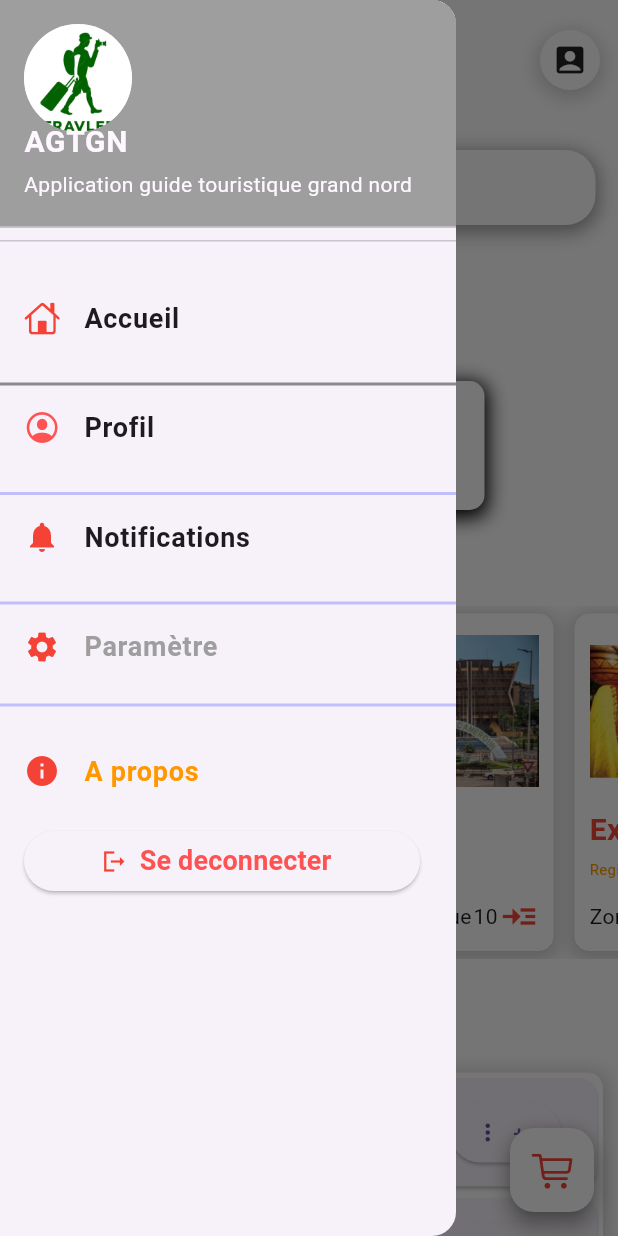
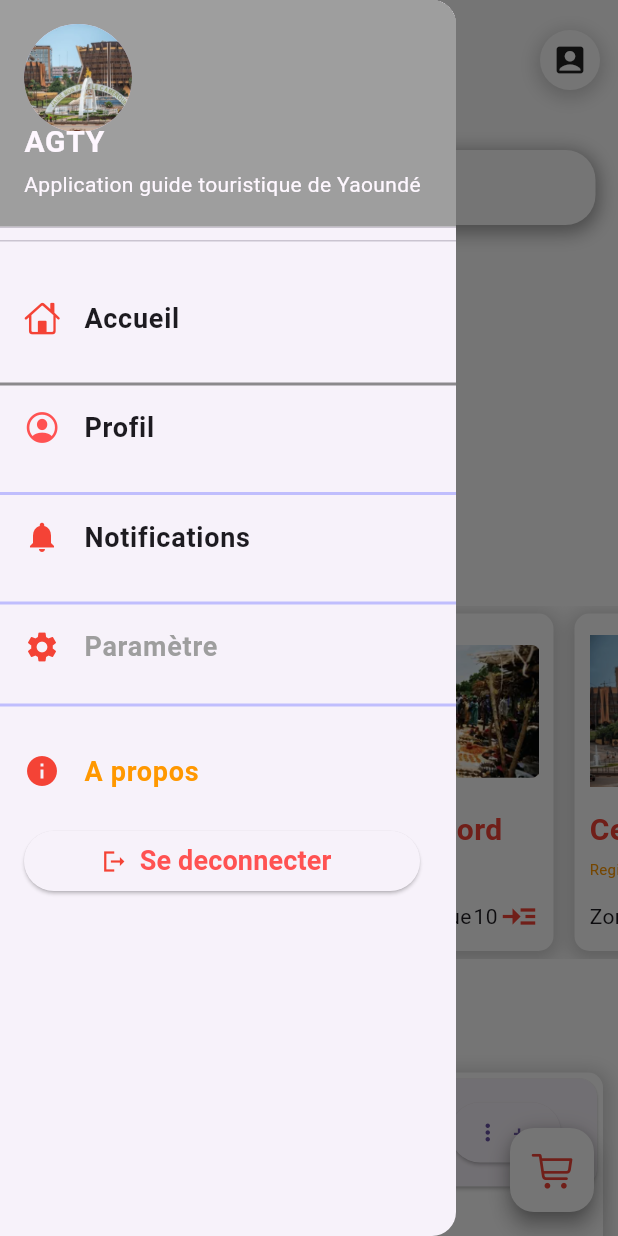
Before and after one commit to steevytiger/GTC, a Flutter app: the Accueil screen opened directly, with the side drawer open, on a phone screen of 412 x 824 dp. Run offline on Flutter 3.47's test engine with Material 3 defaults, Android fonts, the phone set to English and light mode, and no system bars; our stand-ins replace flutter_svg.

Commit message:
Initial commit

```diff
--- a/lib/Widget/DrawerWidget.dart
+++ b/lib/Widget/DrawerWidget.dart
@@ -16,10 +16,10 @@ class DrawerWidget extends StatelessWidget {
                 decoration: BoxDecoration(
                   color: Colors.grey,
                 ),
-                accountName: Text("AGTGN",style: TextStyle(fontSize: 20,fontWeight: FontWeight.bold),),
-                accountEmail: Text("Application guide touristique grand nord"),
+                accountName: Text("AGTY",style: TextStyle(fontSize: 20,fontWeight: FontWeight.bold),),
+                accountEmail: Text("Application guide touristique de Yaoundé"),
                 currentAccountPicture: CircleAvatar(
-                  backgroundImage: AssetImage("assets/images/touriste.png"),
+                  backgroundImage: AssetImage("assets/images/site/Yaounde.png"),
                 ),
               ),
           ),
--- a/lib/pages/DetailWidget.dart
+++ b/lib/pages/DetailWidget.dart
@@ -15,18 +15,14 @@ class _DetailWidgetState extends State<DetailWidget> {
   @override
   Widget build(BuildContext context) {
     final site = [
+      /*
       {
         "Nom":"Litoral",
         "Lieu":"Douala",
         "nbre":15,
         "picture":"musemaritinadouala.png",
       },
-      {
-        "Nom":"Centre",
-        "Lieu":"Yaoundé",
-        "nbre":15,
-        "picture":"Yaounde.png",
-      },
+
       {
         "Nom":"Nord",
         "Lieu":"Garoua",
@@ -75,6 +71,13 @@ class _DetailWidgetState extends State<DetailWidget> {
         "Nbre":15,
         "picture":"packwaza.png",
       },
+      */
+      {
+        "Nom":"Centre",
+        "Lieu":"Yaoundé",
+        "nbre":15,
+        "picture":"Yaounde.png",
+      },
     ];
     return SingleChildScrollView(
       child: Padding(
@@ -105,7 +108,7 @@ class _DetailWidgetState extends State<DetailWidget> {
                       final lieu = Site["Lieu"];
                       final nbre = Site["Nbre"];
                       final images = Site['picture'];
-                      String names = 'Nord';
+                      String names = 'Centre';
                       return Card(
                         child: ListTile(
                           leading:Image.asset("assets/images/site/$images"),
--- a/lib/pages/Inscrire.dart
+++ b/lib/pages/Inscrire.dart
@@ -16,7 +16,7 @@ class _InscrireState extends State<Inscrire> {
   @override
   Widget build(BuildContext context) {
     return  MaterialApp(
-      title: "Application guide touristique du grand nord",
+      title: "Application guide touristique du centre",
       debugShowCheckedModeBanner: false,
       theme: ThemeData(
           scaffoldBackgroundColor: Color(0xFFFFFFFF)
@@ -32,7 +32,7 @@ class _InscrireState extends State<Inscrire> {
               crossAxisAlignment: CrossAxisAlignment.stretch,
               children: [
                 Text(
-                  "Se Connecter",
+                  "Inscription",
                   style: TextStyle(
                     fontWeight: FontWeight.bold,
                     fontSize: 28,
--- a/lib/pages/ListeSiteWidget.dart
+++ b/lib/pages/ListeSiteWidget.dart
@@ -12,67 +12,6 @@ class ListeSiteWidget extends StatelessWidget {
       child: Row(
         children: [
 
-          // Litoral site
-          Padding(
-            padding: EdgeInsets.symmetric(horizontal: 7),
-            child: Container(
-              width: 170,
-              height: 225,
-              decoration: BoxDecoration(
-                color: Colors.white,
-                borderRadius: BorderRadius.circular(10),
-                boxShadow: [
-                  BoxShadow(
-                    color: Colors.grey.withOpacity(0.5),
-                    spreadRadius: 3,
-                    blurRadius: 10,
-                    offset: Offset(0, 3),
-                  )
-                ]
-              ),
-              child: Padding(
-                  padding: EdgeInsets.symmetric(horizontal: 10),
-                child: Column(
-                  crossAxisAlignment: CrossAxisAlignment.start,
-                  children: [
-                    Container(
-                      alignment: Alignment.center,
-                      child: Image.asset("assets/images/site/musemaritinadouala.png",
-                      height: 130,),
-                    ),
-                    Text(
-                      "Littoral",
-                      style: TextStyle(
-                          fontSize: 20,
-                           fontWeight: FontWeight.bold,
-                        color: Colors.red,
-                      ),
-                    ),
-                    SizedBox(height: 4),
-                    Text(
-                      "Musée Maritine de douala",
-                      style: TextStyle(
-                        fontSize: 10,
-                        color: Colors.orange,
-                      ),
-                    ),
-                    SizedBox(height: 12,),
-                    Row(
-                      mainAxisAlignment: MainAxisAlignment.spaceBetween,
-                        children: [
-                          Text("$place"),
-                          Text("$n"),
-                          Icon(
-                              Icons.read_more_outlined,
-                            color: Colors.red,
-                            size: 26,
-                          ),
-                        ],
-                    )
-                  ],
-                ),
-              ),
-            ),),
           // Centre site
           Padding(
             padding: EdgeInsets.symmetric(horizontal: 7),
@@ -220,11 +159,11 @@ class ListeSiteWidget extends StatelessWidget {
                   children: [
                     Container(
                       alignment: Alignment.center,
-                      child: Image.asset("assets/images/site/Rhumsiki.png",
+                      child: Image.asset("assets/images/site/Yaounde.png",
                         height: 130,),
                     ),
                     Text(
-                      "Nord cameroun",
+                      "Centre Yaoundé",
                       style: TextStyle(
                         fontSize: 20,
                         fontWeight: FontWeight.bold,
@@ -232,6 +171,7 @@ class ListeSiteWidget extends StatelessWidget {
                       ),
                     ),
                     SizedBox(height: 4),
+
                     Text(
                       "Region de Garoua",
                       style: TextStyle(
--- a/lib/pages/PartenaireWidget.dart
+++ b/lib/pages/PartenaireWidget.dart
@@ -35,49 +35,6 @@ class PartenaireWidget extends StatelessWidget {
               ),
               ),
 
-              Padding(padding: EdgeInsets.symmetric(horizontal: 10),
-                child: Container(
-                  padding: EdgeInsets.all(8),
-                  decoration: BoxDecoration(
-                      color: Colors.white,
-                      borderRadius: BorderRadius.circular(10),
-                      boxShadow: [
-                        BoxShadow(
-                          color: Colors.black,
-                          spreadRadius: 2,
-                          blurRadius: 10,
-                          offset: Offset(0, 3),
-                        )
-                      ]
-                  ),
-                  child: Image.asset("assets/images/fotso.jpg",
-                      width: 70,
-                      height: 70,),
-
-                ),
-              ),
-              Padding(padding: EdgeInsets.symmetric(horizontal: 10),
-                child: Container(
-                  padding: EdgeInsets.all(8),
-                  decoration: BoxDecoration(
-                      color: Colors.white,
-                      borderRadius: BorderRadius.circular(10),
-                      boxShadow: [
-                        BoxShadow(
-                          color: Colors.black,
-                          spreadRadius: 2,
-                          blurRadius: 10,
-                          offset: Offset(0, 3),
-                        )
-                      ]
-                  ),
-                  child: Image.asset("assets/images/touriste.png",
-                      width: 70,
-                      height: 70,),
-
-                ),
-              ),
-
             ],
           ),
         ),
--- a/pubspec.yaml
+++ b/pubspec.yaml
@@ -83,6 +83,11 @@ flutter:
    - assets/images/site/villagepouss.png
    - assets/images/site/marouaRhumsiki.png
    - assets/images/site/Yaounde.png
+   - assets/flutterapp/charleatangana.png
+   - assets/flutterapp/monument.png
+   - assets/flutterapp/paille.png
+   - assets/flutterapp/vertetation.png
+   - assets/flutterapp/yaounderoute.png
 
   # An image asset can refer to one or more resolution-specific "variants", see
   # https://flutter.dev/assets-and-images/#resolution-aware
```
Also changed, not shown: lib/pages/Debut.dart (+4 -3 lines), lib/pages/NordWidget.dart (+20 -34 lines), assets/flutterapp/charleatangana.png (added), assets/flutterapp/monument.png (added), assets/flutterapp/paille.png (added), assets/flutterapp/vertetation.png (added), assets/flutterapp/yaounderoute.png (added).
